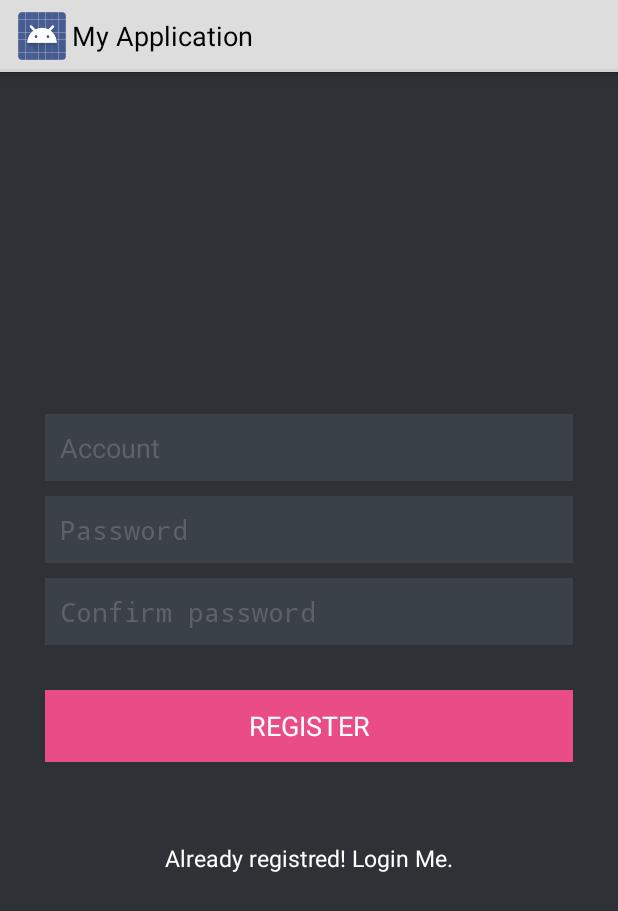
After one commit to fred30125/Integrated-Commute-Assistance-for-the-Visually-Disabled, an Android app: the layout activity_register.xml on its own in the app's theme, with its tools: preview values and no code run, on a phone screen of 412 x 824 dp. The commit adds this screen. Shown: the top 911 px of the screen. Run offline under Robolectric (Android 15) with nearby library versions, the phone set to English and light mode, and no system bars; network calls fail.

Commit message:
上傳完成

```diff
--- a/app/src/main/java/com/example/myapplication/BluetoothChatFragment.java
+++ b/app/src/main/java/com/example/myapplication/BluetoothChatFragment.java
@@ -49,7 +49,7 @@ import com.google.android.gms.maps.OnMapReadyCallback;
 /**
  * This fragment controls Bluetooth to communicate with other devices.
  */
-public class BluetoothChatFragment extends Fragment {
+public class                                                                                                                                             BluetoothChatFragment extends Fragment {
 
     public  interface OnMyListener{
          void onInputSent(CharSequence input);
--- /dev/null
+++ b/app/src/main/res/layout/activity_register.xml
@@ -0,0 +1,81 @@
+<?xml version="1.0" encoding="utf-8"?>
+<LinearLayout xmlns:android="http://schemas.android.com/apk/res/android"
+    android:layout_width="fill_parent"
+    android:layout_height="fill_parent"
+    android:background="@color/bg_register"
+    android:gravity="center"
+    android:orientation="vertical"
+    android:padding="10dp" >
+
+    <LinearLayout
+        android:layout_width="fill_parent"
+        android:layout_height="wrap_content"
+        android:layout_gravity="center"
+        android:orientation="vertical"
+        android:paddingLeft="20dp"
+        android:paddingRight="20dp" >
+
+        <EditText
+            android:id="@+id/account"
+            android:layout_width="fill_parent"
+            android:layout_height="wrap_content"
+            android:layout_marginBottom="10dp"
+            android:background="@color/input_register_bg"
+            android:hint="@string/hint_account"
+            android:inputType="textEmailAddress"
+            android:padding="10dp"
+            android:singleLine="true"
+            android:textColor="@color/input_register"
+            android:textColorHint="@color/input_register_hint" />
+
+        <EditText
+            android:id="@+id/password"
+            android:layout_width="fill_parent"
+            android:layout_height="wrap_content"
+            android:layout_marginBottom="10dp"
+            android:background="@color/input_register_bg"
+            android:hint="@string/hint_password"
+            android:inputType="textPassword"
+            android:padding="10dp"
+            android:singleLine="true"
+            android:textColor="@color/input_register"
+            android:textColorHint="@color/input_register_hint" />
+        <EditText
+            android:id="@+id/confirm"
+            android:layout_width="fill_parent"
+            android:layout_height="wrap_content"
+            android:layout_marginBottom="10dp"
+            android:background="@color/input_register_bg"
+            android:hint="@string/hint_confirm"
+            android:padding="10dp"
+            android:singleLine="true"
+            android:inputType="textPassword"
+            android:textColor="@color/input_register"
+            android:textColorHint="@color/input_register_hint" />
+
+        <!-- Login Button -->
+
+        <Button
+            android:id="@+id/btnRegister"
+            android:layout_width="fill_parent"
+            android:layout_height="wrap_content"
+            android:layout_marginTop="20dip"
+            android:background="#ea4c88"
+            android:text="@string/btn_register"
+            android:textColor="@color/white" />
+
+        <!-- Link to Login Screen -->
+
+        <Button
+            android:id="@+id/btnLinkToLoginScreen"
+            android:layout_width="fill_parent"
+            android:layout_height="wrap_content"
+            android:layout_marginTop="40dip"
+            android:background="@null"
+            android:text="@string/btn_link_to_login"
+            android:textAllCaps="false"
+            android:textColor="@color/white"
+            android:textSize="15dp" />
+    </LinearLayout>
+
+</LinearLayout>
--- /dev/null
+++ b/app/src/main/res/xml/network_security_config.xml
@@ -0,0 +1,4 @@
+<?xml version="1.0" encoding="utf-8"?>
+<network-security-config>
+    <base-config cleartextTrafficPermitted="true" />
+</network-security-config>
```
Also changed, not shown: app/src/main/java/com/example/myapplication/MapsActivity.java (+125 -6 lines), app/src/main/res/layout/activity_login.xml (added, +78 -0 lines), app/src/main/res/layout/activity_maps.xml (+8 -1 lines).
